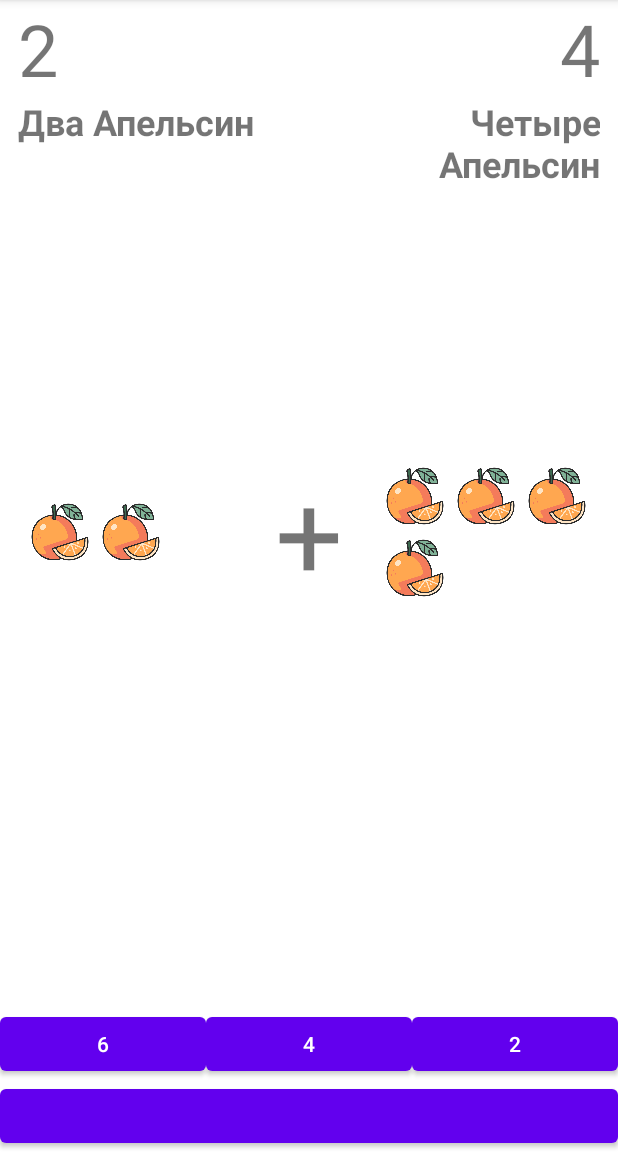
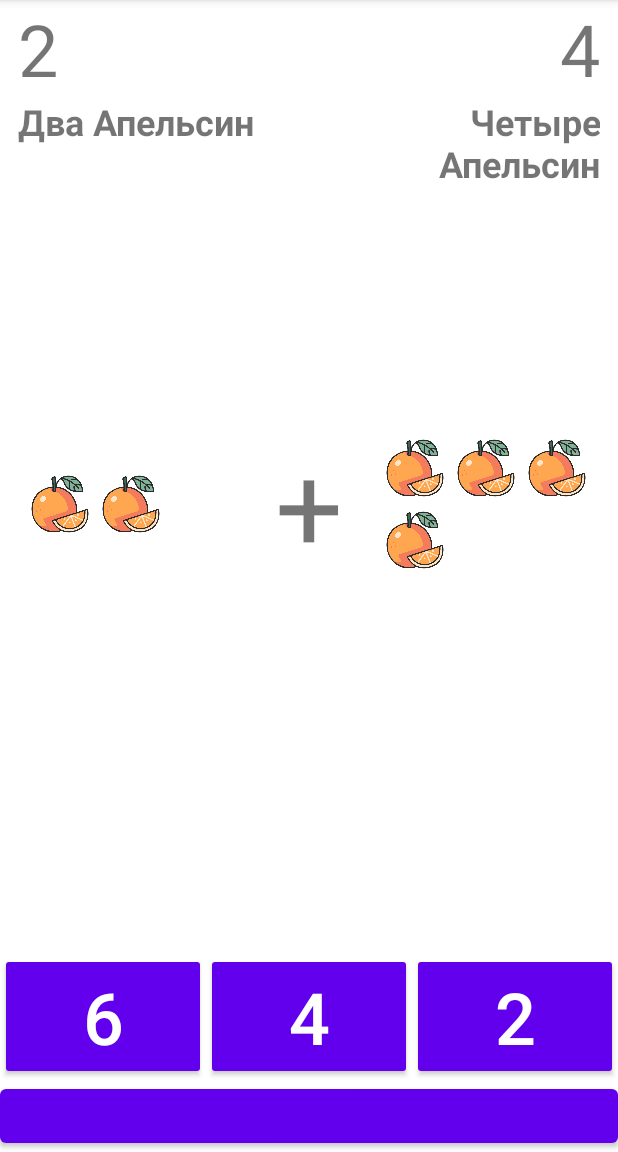
Before and after one commit to 1Alexander1-oss/KLSChildGame, an Android app: the ArithmeticActivity screen opened directly, with no data from a screen before it, on a phone screen of 412 x 824 dp, the part 84-1236 px from its top. Run offline under Robolectric (Android 15) with nearby library versions, the light colour scheme and no system bars.

Commit message:
increased buttons text size

```diff
--- a/app/src/main/res/layout/activity_arithmetic.xml
+++ b/app/src/main/res/layout/activity_arithmetic.xml
@@ -113,27 +113,33 @@
 
         <Button
             android:id="@+id/left_option"
+            style="@style/Widget.AppCompat.Button.Colored"
             android:layout_width="0dp"
             android:layout_height="wrap_content"
             android:layout_weight="1"
             android:paddingLeft="12dp"
-            android:paddingRight="12dp" />
+            android:paddingRight="12dp"
+            android:textSize="48sp" />
 
         <Button
             android:id="@+id/center_option"
+            style="@style/Widget.AppCompat.Button.Colored"
             android:layout_width="0dp"
             android:layout_height="wrap_content"
             android:layout_weight="1"
             android:paddingLeft="12dp"
-            android:paddingRight="12dp" />
+            android:paddingRight="12dp"
+            android:textSize="48sp" />
 
         <Button
             android:id="@+id/right_option"
+            style="@style/Widget.AppCompat.Button.Colored"
             android:layout_width="0dp"
             android:layout_height="wrap_content"
             android:layout_weight="1"
             android:paddingLeft="12dp"
-            android:paddingRight="12dp" />
+            android:paddingRight="12dp"
+            android:textSize="48sp" />
 
     </LinearLayout>
 
```
